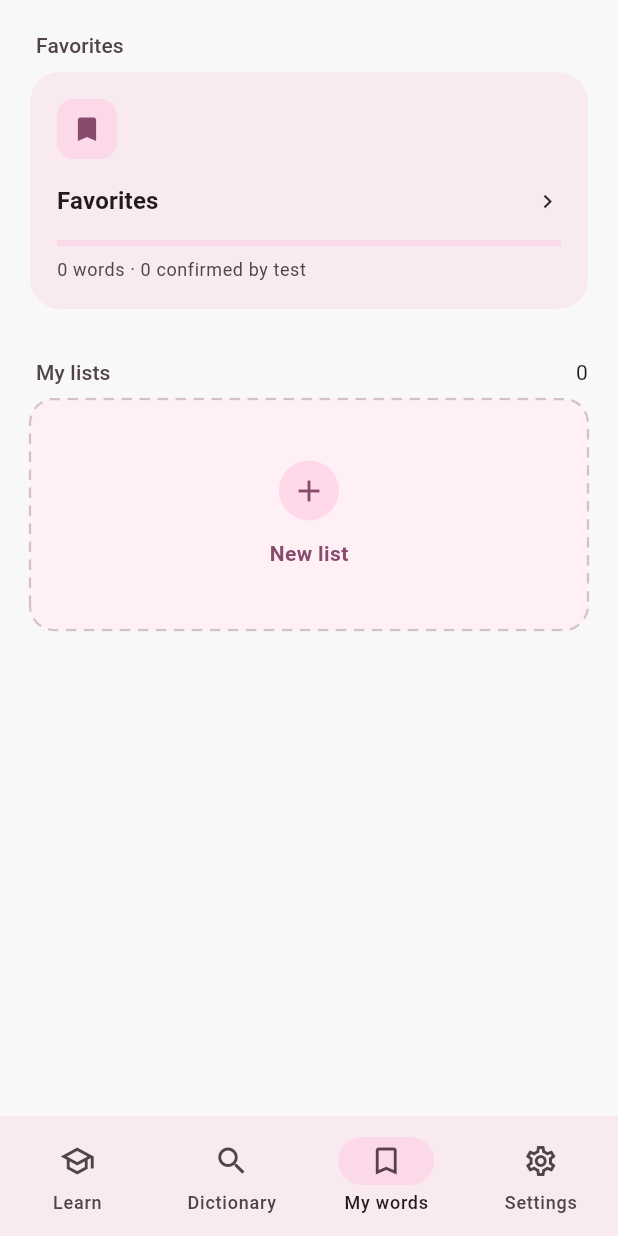
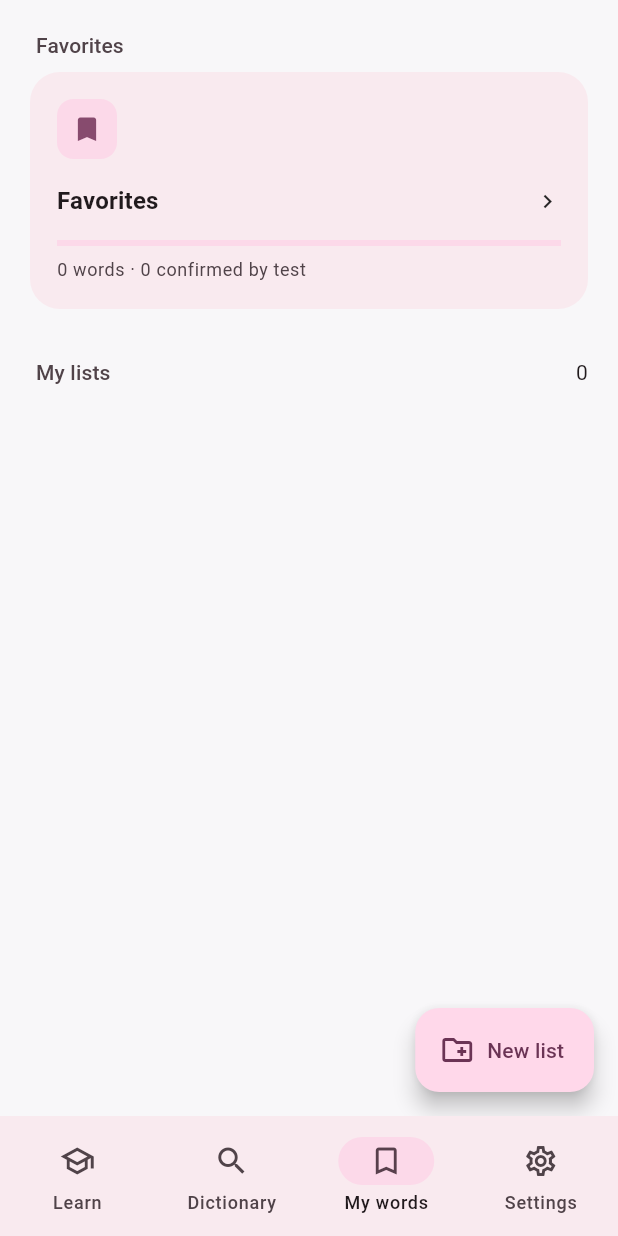
Before and after one commit to YehorAltshuler/wort_, a Flutter app: the screen it shows after launch, swiped to page 3, on a phone screen of 412 x 824 dp. Run offline on Flutter 3.47's test engine with Material 3 defaults, Android fonts, the phone set to English and light mode, and no system bars; our stand-ins replace drift, drift_flutter, flutter_riverpod, go_router, riverpod, shared_preferences and 1 more; missing offline and left inert: dart:js_interop; accounts and stored records are empty; generated files the repository leaves out were written again; network calls fail.

Commit message:
Prepare v1.1.3 release

```diff
--- a/analysis_options.yaml
+++ b/analysis_options.yaml
@@ -12,6 +12,11 @@ include: package:very_good_analysis/analysis_options.yaml
 analyzer:
   errors:
     public_member_api_docs: ignore
+  exclude:
+    - build/**
+    - android/**
+    - ios/**
+    - web/**
 
 linter:
   # The lint rules applied to this project can be customized in the
--- a/lib/collections/view/collections_page.dart
+++ b/lib/collections/view/collections_page.dart
@@ -21,19 +21,25 @@ class CollectionsPage extends ConsumerWidget {
     final collections = ref.watch(collectionsProvider);
     final progress =
         ref.watch(learningProgressProvider).value ?? const LearningProgress();
-    return ListView(
-      padding: ResponsiveContent.insets(context, AppSpacing.pageInsets),
+    final pageInsets = ResponsiveContent.insets(context, AppSpacing.pageInsets);
+    return Scaffold(
+      body: ListView(
+        padding: pageInsets.copyWith(bottom: pageInsets.bottom + 88),
         children: [
           collections.when(
             loading: () => const Center(child: CircularProgressIndicator()),
-          error: (error, stackTrace) => Text(context.l10n.collectionsLoadError),
-          data: (items) => _CollectionBlocks(
-            items: items,
-            progress: progress,
-            onCreate: () => _createList(context, ref),
-          ),
+            error: (error, stackTrace) =>
+                Text(context.l10n.collectionsLoadError),
+            data: (items) =>
+                _CollectionBlocks(items: items, progress: progress),
           ),
         ],
+      ),
+      floatingActionButton: FloatingActionButton.extended(
+        onPressed: () => _createList(context, ref),
+        icon: const Icon(Icons.create_new_folder_outlined),
+        label: Text(context.l10n.newList),
+      ),
     );
   }
 
@@ -55,12 +61,10 @@ class _CollectionBlocks extends StatelessWidget {
   const _CollectionBlocks({
     required this.items,
     required this.progress,
-    required this.onCreate,
   });
 
   final List<WordCollection> items;
   final LearningProgress progress;
-  final VoidCallback onCreate;
 
   @override
   Widget build(BuildContext context) {
@@ -83,22 +87,33 @@ class _CollectionBlocks extends StatelessWidget {
           title: context.l10n.customLists,
           trailing: Text('${lists.length}'),
         ),
-        DashboardBlockGrid(
+        for (var index = 0; index < lists.length; index += 2) ...[
+          if (index + 1 < lists.length)
+            IntrinsicHeight(
+              child: Row(
+                crossAxisAlignment: CrossAxisAlignment.stretch,
                 children: [
-            for (final list in lists)
-              DashboardBlock(
+                  Expanded(child: _listCard(context, lists[index])),
+                  const SizedBox(width: AppSpacing.md),
+                  Expanded(child: _listCard(context, lists[index + 1])),
+                ],
+              ),
+            )
+          else
+            _listCard(context, lists[index]),
+          if (index + 2 < lists.length) const SizedBox(height: AppSpacing.md),
+        ],
+      ],
+    );
+  }
+
+  Widget _listCard(BuildContext context, WordCollection list) => DashboardBlock(
     icon: Icons.folder_outlined,
     title: list.name,
     subtitle: _progressLabel(context, list),
     progress: _progressValue(list),
     onTap: () => context.push(AppRoute.collection(list.id)),
-              ),
-            DashboardAddBlock(label: context.l10n.newList, onTap: onCreate),
-          ],
-        ),
-      ],
   );
-  }
 
   double _progressValue(WordCollection collection) {
     if (collection.wordIds.isEmpty) return 0;
--- a/pubspec.yaml
+++ b/pubspec.yaml
@@ -16,7 +16,7 @@ publish_to: 'none' # Remove this line if you wish to publish to pub.dev
 # https://developer.apple.com/library/archive/documentation/General/Reference/InfoPlistKeyReference/Articles/CoreFoundationKeys.html
 # In Windows, build-name is used as the major, minor, and patch parts
 # of the product and file versions while build-number is used as the build suffix.
-version: 1.1.2+4
+version: 1.1.3+5
 
 environment:
   sdk: ^3.10.7
```
Also changed, not shown: lib/citizenship_test/widgets/question_image.dart (+4 -7 lines), lib/exercises/controller/fixed_preposition_training_controller.dart (+3 -5 lines), lib/learning/domain/training_exercise.dart (+4 -3 lines), lib/navigation/view/navigation_page.dart (+2 -9 lines), lib/widgets/dashboard_block.dart (+9 -2 lines), pubspec.lock. Lines whose indentation alone changed are shown as unchanged.
